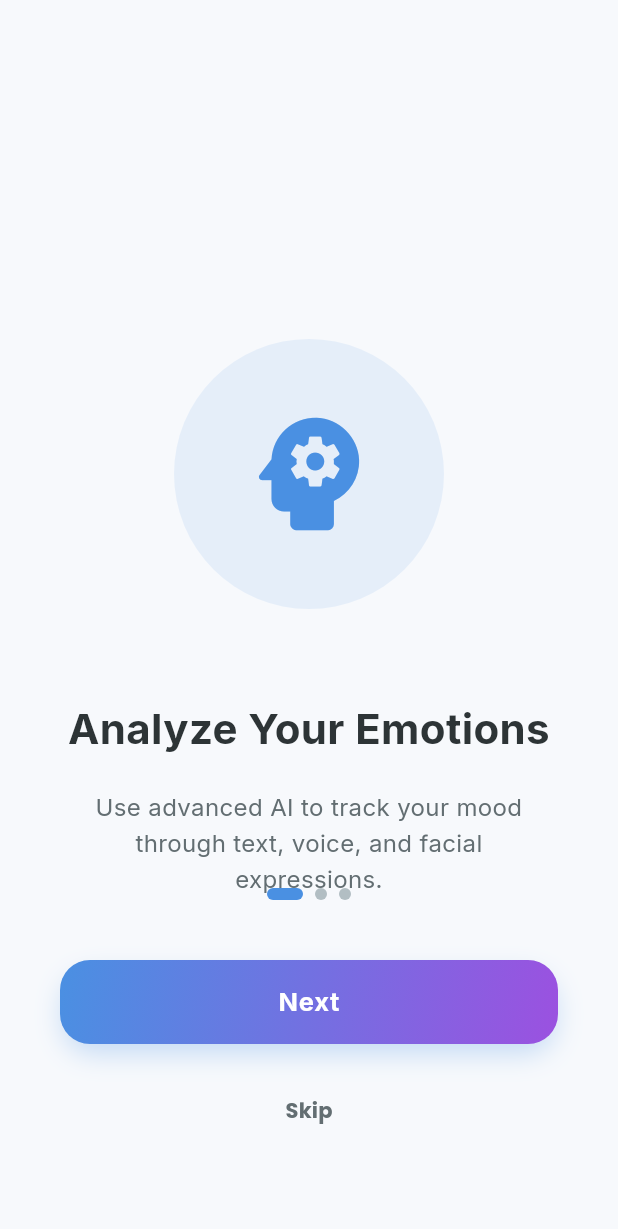
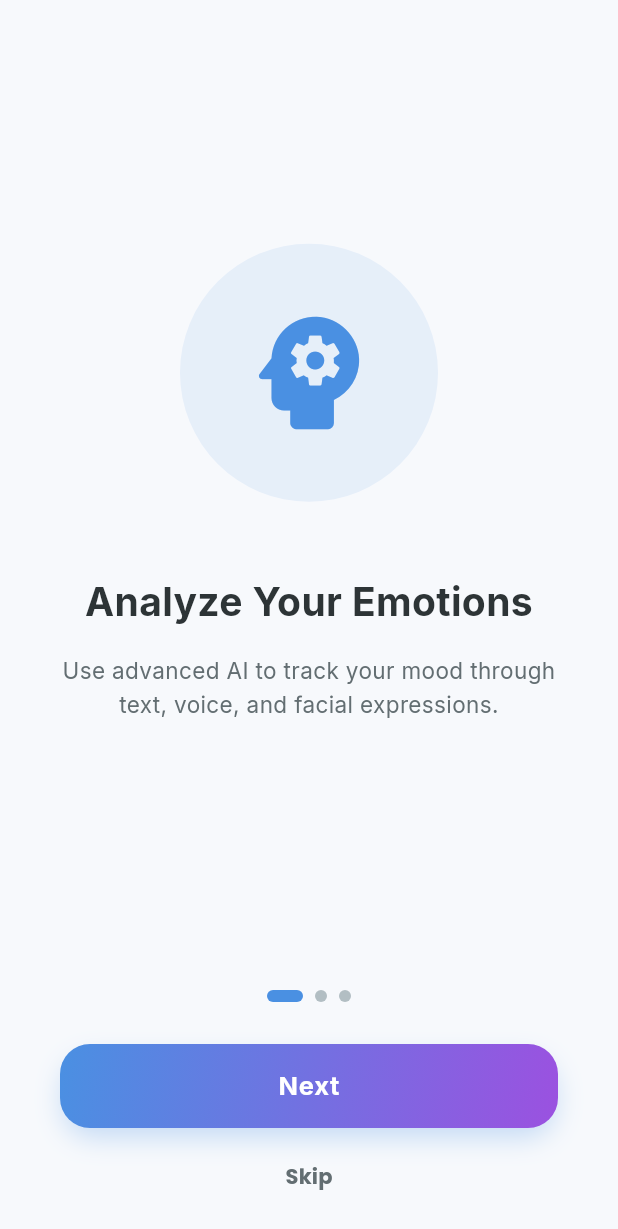
Before and after one commit to Syedhaseeb621/deepheal, a Flutter app: the screen it shows after launch, on a phone screen of 412 x 824 dp. Shown: the top 1229 px of the screen. Run offline on Flutter 3.47's test engine with Material 3 defaults, Android fonts, the phone set to English and light mode, and no system bars; drawn by our look-alikes of flutter_animate; our stand-ins replace camera, fl_chart, flutter_riverpod, font_awesome_flutter, go_router, google_fonts and 3 more.

Commit message:
feat: custom icon, DeepHeal label, VPS URL, responsive onboarding, CI workflow

```diff
--- a/lib/core/constants/api_constants.dart
+++ b/lib/core/constants/api_constants.dart
@@ -4,10 +4,10 @@ import 'package:flutter/foundation.dart' show kIsWeb;
 class ApiConstants {
   // Automatically switches between 187.77.14.62:5000 (VPS Web) and local dev environments
   static String get baseUrl {
-    if (kIsWeb) return "http://187.77.14.62:5000";
+    if (kIsWeb) return "http://187.77.14.62:8000";
     if (Platform.isAndroid) {
       // Point to VPS backend for APK/devices. Change to "http://10.0.2.2:8000" if using local emulator.
-      return "http://187.77.14.62:5000";
+      return "http://187.77.14.62:8000";
     }
     return "http://127.0.0.1:8000";
   }
--- a/lib/features/auth/presentation/screens/onboarding_screen.dart
+++ b/lib/features/auth/presentation/screens/onboarding_screen.dart
@@ -18,98 +18,94 @@ class _OnboardingScreenState extends State<OnboardingScreen> {
   final List<OnboardingItem> _items = [
     OnboardingItem(
       title: 'Analyze Your Emotions',
-      description: 'Use advanced AI to track your mood through text, voice, and facial expressions.',
+      description:
+          'Use advanced AI to track your mood through text, voice, and facial expressions.',
       icon: Icons.psychology_rounded,
       color: AppColors.primary,
     ),
     OnboardingItem(
       title: 'Personalized Therapy',
-      description: 'Receive tailored suggestions for breathing, journaling, and meditation based on your mood.',
+      description:
+          'Receive tailored suggestions for breathing, journaling, and meditation based on your mood.',
       icon: Icons.self_improvement_rounded,
       color: AppColors.teal,
     ),
     OnboardingItem(
       title: 'Stay Connected',
-      description: 'Chat with our AI companion anytime you need a listening ear or professional advice.',
+      description:
+          'Chat with our AI companion anytime you need a listening ear or professional advice.',
       icon: Icons.chat_bubble_rounded,
       color: AppColors.purple,
     ),
   ];
 
   @override
+  void dispose() {
+    _pageController.dispose();
+    super.dispose();
+  }
+
+  @override
   Widget build(BuildContext context) {
     return Scaffold(
-      body: Stack(
+      body: SafeArea(
+        child: LayoutBuilder(
+          builder: (context, constraints) {
+            // Reserve fixed height for bottom controls: dots + button + skip + padding
+            const double bottomControlsHeight = 180.0;
+            final double contentHeight =
+                constraints.maxHeight - bottomControlsHeight;
+
+            return Column(
               children: [
-          PageView.builder(
+                // ── Scrollable page content ──────────────────────────────────
+                SizedBox(
+                  height: contentHeight,
+                  child: PageView.builder(
                     controller: _pageController,
-            onPageChanged: (index) => setState(() => _currentPage = index),
+                    onPageChanged: (index) =>
+                        setState(() => _currentPage = index),
                     itemCount: _items.length,
                     itemBuilder: (context, index) {
                       final item = _items[index];
-              return Container(
+                      return _OnboardingPage(item: item);
+                    },
+                  ),
+                ),
+
+                // ── Fixed bottom controls ────────────────────────────────────
+                SizedBox(
+                  height: bottomControlsHeight,
+                  child: Padding(
                     padding: const EdgeInsets.symmetric(horizontal: 40),
                     child: Column(
                       mainAxisAlignment: MainAxisAlignment.center,
                       children: [
-                    Container(
-                      padding: const EdgeInsets.all(40),
-                      decoration: BoxDecoration(
-                        color: item.color.withOpacity(0.1),
-                        shape: BoxShape.circle,
-                      ),
-                      child: Icon(item.icon, size: 100, color: item.color),
-                    ).animate().scale(duration: 600.ms, curve: Curves.easeOutBack),
-                    const SizedBox(height: 60),
-                    Text(
-                      item.title,
-                      textAlign: TextAlign.center,
-                      style: const TextStyle(
-                        fontSize: 28,
-                        fontWeight: FontWeight.bold,
-                        color: AppColors.textPrimary,
-                      ),
-                    ).animate().fadeIn(delay: 200.ms).slideY(begin: 0.2, end: 0),
-                    const SizedBox(height: 20),
-                    Text(
-                      item.description,
-                      textAlign: TextAlign.center,
-                      style: const TextStyle(
-                        fontSize: 16,
-                        color: AppColors.textSecondary,
-                        height: 1.5,
-                      ),
-                    ).animate().fadeIn(delay: 400.ms).slideY(begin: 0.2, end: 0),
-                  ],
-                ),
-              );
-            },
-          ),
-          Positioned(
-            bottom: 60,
-            left: 40,
-            right: 40,
-            child: Column(
-              children: [
+                        // Dot indicators
                         Row(
                           mainAxisAlignment: MainAxisAlignment.center,
                           children: List.generate(
                             _items.length,
                             (index) => AnimatedContainer(
                               duration: const Duration(milliseconds: 300),
-                      margin: const EdgeInsets.symmetric(horizontal: 4),
+                              margin:
+                                  const EdgeInsets.symmetric(horizontal: 4),
                               height: 8,
                               width: _currentPage == index ? 24 : 8,
                               decoration: BoxDecoration(
-                        color: _currentPage == index ? AppColors.primary : AppColors.textDisabled,
+                                color: _currentPage == index
+                                    ? AppColors.primary
+                                    : AppColors.textDisabled,
                                 borderRadius: BorderRadius.circular(4),
                               ),
                             ),
                           ),
                         ),
-                const SizedBox(height: 40),
+                        const SizedBox(height: 28),
                         AppButton(
-                  text: _currentPage == _items.length - 1 ? 'Get Started' : 'Next',
+                          text: _currentPage == _items.length - 1
+                              ? 'Get Started'
+                              : 'Next',
                           onPressed: () {
                             if (_currentPage < _items.length - 1) {
                               _pageController.nextPage(
@@ -121,24 +117,101 @@ class _OnboardingScreenState extends State<OnboardingScreen> {
                             }
                           },
                         ),
-                const SizedBox(height: 20),
+                        const SizedBox(height: 8),
                         if (_currentPage < _items.length - 1)
                           TextButton(
                             onPressed: () => context.go('/login'),
                             child: const Text(
                               'Skip',
-                      style: TextStyle(color: AppColors.textSecondary, fontWeight: FontWeight.bold),
+                              style: TextStyle(
+                                color: AppColors.textSecondary,
+                                fontWeight: FontWeight.bold,
+                              ),
                             ),
                           ),
                       ],
                     ),
                   ),
+                ),
               ],
+            );
+          },
+        ),
       ),
     );
   }
 }
 
+/// ── Single onboarding slide ─────────────────────────────────────────────────
+class _OnboardingPage extends StatelessWidget {
+  final OnboardingItem item;
+  const _OnboardingPage({required this.item});
+
+  @override
+  Widget build(BuildContext context) {
+    return LayoutBuilder(
+      builder: (context, constraints) {
+        // Scale icon circle based on available height so it never overflows
+        final double iconSize = constraints.maxHeight < 320 ? 64 : 100;
+        final double iconPadding = constraints.maxHeight < 320 ? 24 : 36;
+        final double gapAfterIcon = constraints.maxHeight < 320 ? 24 : 48;
+
+        return SingleChildScrollView(
+          physics: const NeverScrollableScrollPhysics(),
+          child: ConstrainedBox(
+            constraints: BoxConstraints(minHeight: constraints.maxHeight),
+            child: Padding(
+              padding: const EdgeInsets.symmetric(horizontal: 40),
+              child: Column(
+                mainAxisAlignment: MainAxisAlignment.center,
+                children: [
+                  Container(
+                    padding: EdgeInsets.all(iconPadding),
+                    decoration: BoxDecoration(
+                      color: item.color.withValues(alpha: 0.1),
+                      shape: BoxShape.circle,
+                    ),
+                    child: Icon(item.icon, size: iconSize, color: item.color),
+                  )
+                      .animate()
+                      .scale(duration: 600.ms, curve: Curves.easeOutBack),
+                  SizedBox(height: gapAfterIcon),
+                  Text(
+                    item.title,
+                    textAlign: TextAlign.center,
+                    style: const TextStyle(
+                      fontSize: 26,
+                      fontWeight: FontWeight.bold,
+                      color: AppColors.textPrimary,
+                    ),
+                  )
+                      .animate()
+                      .fadeIn(delay: 200.ms)
+                      .slideY(begin: 0.2, end: 0),
+                  const SizedBox(height: 16),
+                  Text(
+                    item.description,
+                    textAlign: TextAlign.center,
+                    style: const TextStyle(
+                      fontSize: 15,
+                      color: AppColors.textSecondary,
+                      height: 1.55,
+                    ),
+                  )
+                      .animate()
+                      .fadeIn(delay: 400.ms)
+                      .slideY(begin: 0.2, end: 0),
+                ],
+              ),
+            ),
+          ),
+        );
+      },
+    );
+  }
+}
+
+/// ── Data model ─────────────────────────────────────────────────────────────
 class OnboardingItem {
   final String title;
   final String description;
```
Also changed, not shown: 7 other files. Lines whose indentation alone changed are shown as unchanged.
